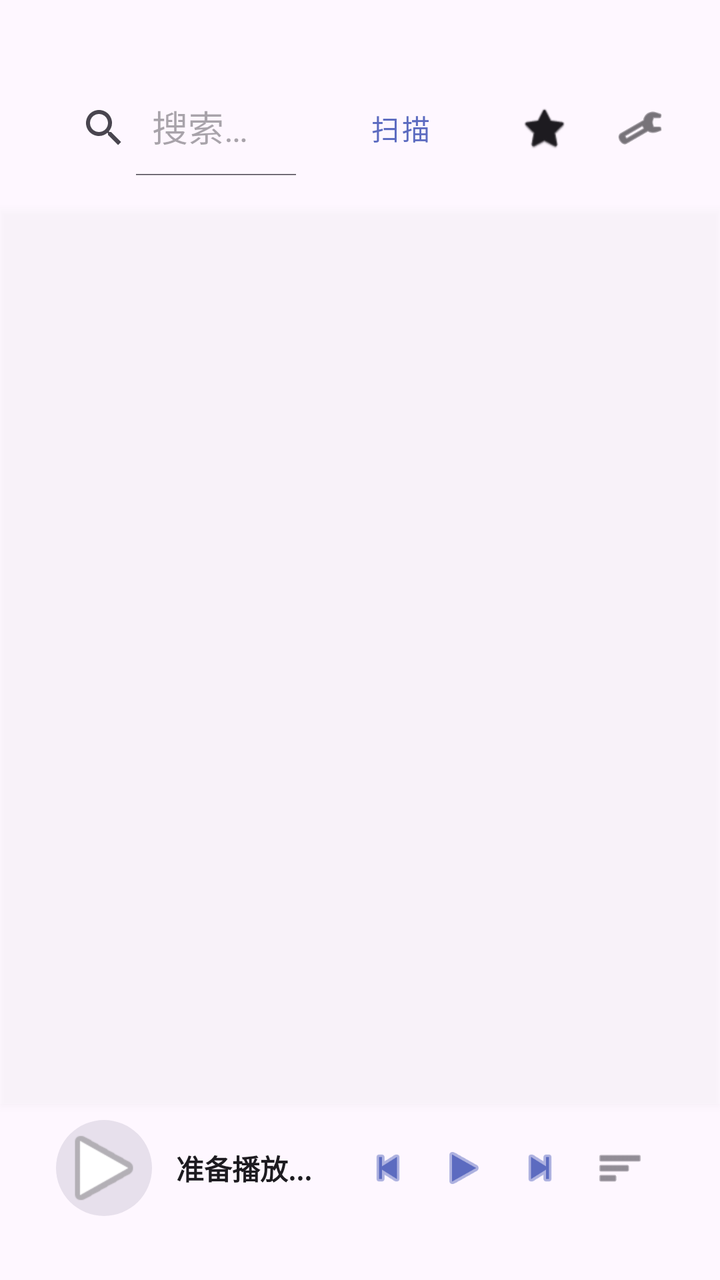
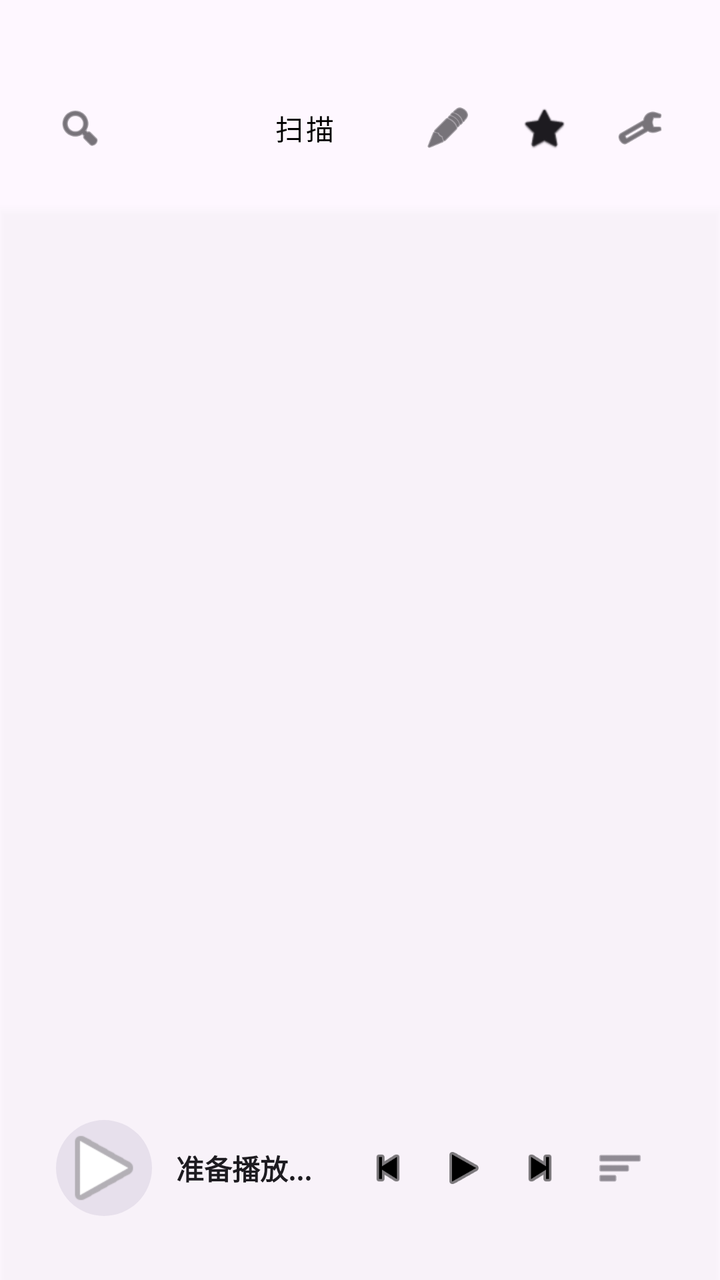

Two renders of the same Android screen: before a commit and after it. Below are the layout's source before the change and the commit's diff.
<!-- AndroidManifest.xml: application theme Theme.MusicPro -->
<!-- res/layout/activity_main.xml -->
<?xml version="1.0" encoding="utf-8"?>
<androidx.constraintlayout.widget.ConstraintLayout xmlns:android="http://schemas.android.com/apk/res/android"
    xmlns:app="http://schemas.android.com/apk/res-auto"
    android:layout_width="match_parent"
    android:layout_height="match_parent">

    
    <FrameLayout
        android:id="@+id/top_bar_container"
        android:layout_width="match_parent"
        android:layout_height="wrap_content"
        app:layout_constraintTop_toTopOf="parent">

        <LinearLayout
            android:id="@+id/top_bar"
            android:layout_width="match_parent"
            android:layout_height="wrap_content"
            android:gravity="center_vertical"
            android:orientation="horizontal"
            android:paddingHorizontal="20dp"
            android:paddingTop="40dp"
            android:paddingBottom="16dp"
            android:background="@android:color/transparent">

            <androidx.appcompat.widget.SearchView
                android:id="@+id/search_view"
                android:layout_width="0dp"
                android:layout_height="wrap_content"
                android:layout_weight="1"
                android:background="@null"
                app:queryHint="搜索歌曲或艺术家..."
                app:iconifiedByDefault="false" />

            <Button
                android:id="@+id/btn_scan_local"
                style="@style/Widget.MaterialComponents.Button.TextButton"
                android:layout_width="wrap_content"
                android:layout_height="wrap_content"
                android:text="扫描"
                android:textColor="?attr/colorPrimary" />

            <ImageView
                android:id="@+id/btn_show_favorites"
                android:layout_width="40dp"
                android:layout_height="40dp"
                android:layout_marginStart="8dp"
                android:background="?attr/selectableItemBackgroundBorderless"
                android:padding="8dp"
                android:src="@android:drawable/btn_star"
                app:tint="?android:attr/textColorPrimary" />

            <ImageView
                android:id="@+id/btn_settings"
                android:layout_width="40dp"
                android:layout_height="40dp"
                android:layout_marginStart="8dp"
                android:background="?attr/selectableItemBackgroundBorderless"
                android:padding="8dp"
                android:src="@android:drawable/ic_menu_manage"
                app:tint="?android:attr/textColorPrimary" />
        </LinearLayout>
    </FrameLayout>

    <androidx.recyclerview.widget.RecyclerView
        android:id="@+id/rv_songs"
        android:layout_width="match_parent"
        android:layout_height="0dp"
        android:elevation="2dp"
        android:visibility="visible"
        android:background="#22FFFFFF"
        app:layout_constraintBottom_toTopOf="@id/bottom_player_container"
        app:layout_constraintTop_toBottomOf="@id/top_bar_container" />

    <TextView
        android:id="@+id/tv_empty_state"
        android:layout_width="wrap_content"
        android:layout_height="wrap_content"
        android:text="曲库空空如也，点击“扫描”寻找本地音乐"
        android:textColor="?android:attr/textColorSecondary"
        android:visibility="gone"
        android:elevation="3dp"
        app:layout_constraintBottom_toTopOf="@id/bottom_player_container"
        app:layout_constraintEnd_toEndOf="parent"
        app:layout_constraintStart_toStartOf="parent"
        app:layout_constraintTop_toBottomOf="@id/top_bar_container" />

    
    <FrameLayout
        android:id="@+id/bottom_player_container"
        android:layout_width="match_parent"
        android:layout_height="64dp"
        android:layout_marginHorizontal="16dp"
        android:layout_marginBottom="24dp"
        app:layout_constraintBottom_toBottomOf="parent"
        app:layout_constraintEnd_toEndOf="parent"
        app:layout_constraintStart_toStartOf="parent">

        <androidx.constraintlayout.widget.ConstraintLayout
            android:id="@+id/bottom_player_bar"
            android:layout_width="match_parent"
            android:layout_height="match_parent"
            android:paddingHorizontal="8dp"
            android:background="@android:color/transparent">

            <com.google.android.material.imageview.ShapeableImageView
                android:id="@+id/iv_mini_cover"
                android:layout_width="48dp"
                android:layout_height="48dp"
                android:layout_marginStart="4dp"
                android:background="?attr/colorSurfaceVariant"
                android:clickable="true"
                android:focusable="true"
                android:scaleType="centerCrop"
                android:src="@android:drawable/ic_media_play"
                app:layout_constraintBottom_toBottomOf="parent"
                app:layout_constraintStart_toStartOf="parent"
                app:layout_constraintTop_toTopOf="parent"
                app:shapeAppearanceOverlay="@style/CornerFamily.Rounded" />

            <TextView
                android:id="@+id/tv_mini_title"
                android:layout_width="0dp"
                android:layout_height="wrap_content"
                android:layout_marginStart="12dp"
                android:layout_marginEnd="12dp"
                android:ellipsize="end"
                android:maxLines="1"
                android:singleLine="true"
                android:text="准备播放..."
                android:textColor="?android:attr/textColorPrimary"
                android:textSize="14sp"
                android:textStyle="bold"
                app:layout_constraintBottom_toBottomOf="parent"
                app:layout_constraintEnd_toStartOf="@+id/btn_prev"
                app:layout_constraintStart_toEndOf="@+id/iv_mini_cover"
                app:layout_constraintTop_toTopOf="parent" />

            <ImageView
                android:id="@+id/btn_prev"
                android:layout_width="36dp"
                android:layout_height="36dp"
                android:layout_marginEnd="2dp"
                android:background="?attr/selectableItemBackgroundBorderless"
                android:padding="6dp"
                android:src="@android:drawable/ic_media_previous"
                app:layout_constraintBottom_toBottomOf="parent"
                app:layout_constraintEnd_toStartOf="@+id/btn_play_pause"
                app:layout_constraintTop_toTopOf="parent"
                app:tint="?attr/colorPrimary" />

            <ImageView
                android:id="@+id/btn_play_pause"
                android:layout_width="36dp"
                android:layout_height="36dp"
                android:layout_marginEnd="2dp"
                android:background="?attr/selectableItemBackgroundBorderless"
                android:padding="6dp"
                android:src="@android:drawable/ic_media_play"
                app:layout_constraintBottom_toBottomOf="parent"
                app:layout_constraintEnd_toStartOf="@+id/btn_next"
                app:layout_constraintTop_toTopOf="parent"
                app:tint="?attr/colorPrimary" />

            <ImageView
                android:id="@+id/btn_next"
                android:layout_width="36dp"
                android:layout_height="36dp"
                android:layout_marginEnd="4dp"
                android:background="?attr/selectableItemBackgroundBorderless"
                android:padding="6dp"
                android:src="@android:drawable/ic_media_next"
                app:layout_constraintBottom_toBottomOf="parent"
                app:layout_constraintEnd_toStartOf="@+id/btn_playlist"
                app:layout_constraintTop_toTopOf="parent"
                app:tint="?attr/colorPrimary" />

            <ImageView
                android:id="@+id/btn_playlist"
                android:layout_width="36dp"
                android:layout_height="36dp"
                android:layout_marginEnd="8dp"
                android:background="?attr/selectableItemBackgroundBorderless"
                android:padding="6dp"
                android:src="@android:drawable/ic_menu_sort_by_size"
                app:layout_constraintBottom_toBottomOf="parent"
                app:layout_constraintEnd_toEndOf="parent"
                app:layout_constraintTop_toTopOf="parent"
                app:tint="?android:attr/textColorSecondary" />

        </androidx.constraintlayout.widget.ConstraintLayout>
    </FrameLayout>

</androidx.constraintlayout.widget.ConstraintLayout>
<!-- resources referenced by this layout -->
<resources>
  <style name="CornerFamily.Rounded" parent="">
          <item name="cornerFamily">rounded</item>
          <item name="cornerSize">50%</item>
      </style>
  <style name="Theme.MusicPro" parent="Base.Theme.MusicPro" />
  <style name="Base.Theme.MusicPro" parent="Theme.Material3.DayNight.NoActionBar">
          
          <item name="colorPrimary">@color/md_theme_primary</item>
      </style>
  <color name="md_theme_primary">#5C6BC0</color>
</resources>

<!-- the commit's change to res/layout/activity_main.xml (unified diff, before → after) -->
@@ -22,14 +22,40 @@
             android:paddingBottom="16dp"
             android:background="@android:color/transparent">
 
-            <androidx.appcompat.widget.SearchView
-                android:id="@+id/search_view"
+            <ImageView
+                android:id="@+id/btn_search_icon"
+                android:layout_width="40dp"
+                android:layout_height="40dp"
+                android:background="?attr/selectableItemBackgroundBorderless"
+                android:padding="8dp"
+                android:src="@android:drawable/ic_menu_search"
+                app:tint="?android:attr/textColorPrimary" />
+
+            <ImageView
+                android:id="@+id/btn_back_search"
+                android:layout_width="40dp"
+                android:layout_height="40dp"
+                android:layout_marginEnd="8dp"
+                android:background="?attr/selectableItemBackgroundBorderless"
+                android:padding="8dp"
+                android:src="@android:drawable/ic_menu_revert"
+                android:visibility="gone"
+                app:tint="?android:attr/textColorPrimary" />
+
+            <FrameLayout
                 android:layout_width="0dp"
                 android:layout_height="wrap_content"
-                android:layout_weight="1"
-                android:background="@null"
-                app:queryHint="搜索歌曲或艺术家..."
-                app:iconifiedByDefault="false" />
+                android:layout_weight="1">
+                <androidx.appcompat.widget.SearchView
+                    android:id="@+id/search_view"
+                    android:layout_width="match_parent"
+                    android:layout_height="wrap_content"
+                    android:background="@null"
+                    app:queryHint="搜索歌曲..."
+                    app:iconifiedByDefault="false"
+                    app:searchIcon="@null"
+                    android:visibility="gone" />
+            </FrameLayout>
 
             <Button
                 android:id="@+id/btn_scan_local"
@@ -37,7 +63,17 @@
                 android:layout_width="wrap_content"
                 android:layout_height="wrap_content"
                 android:text="扫描"
-                android:textColor="?attr/colorPrimary" />
+                android:textColor="@color/btn_scan_text" />
+
+            <ImageView
+                android:id="@+id/btn_edit_list"
+                android:layout_width="40dp"
+                android:layout_height="40dp"
+                android:layout_marginStart="8dp"
+                android:background="?attr/selectableItemBackgroundBorderless"
+                android:padding="8dp"
+                android:src="@android:drawable/ic_menu_edit"
+                app:tint="?android:attr/textColorPrimary" />
 
             <ImageView
                 android:id="@+id/btn_show_favorites"
@@ -68,8 +104,21 @@
         android:elevation="2dp"
         android:visibility="visible"
         android:background="#22FFFFFF"
-        app:layout_constraintBottom_toTopOf="@id/bottom_player_container"
+        android:paddingBottom="100dp"
+        android:clipToPadding="false"
+        app:layout_constraintBottom_toBottomOf="parent"
         app:layout_constraintTop_toBottomOf="@id/top_bar_container" />
+
+    <ProgressBar
+        android:id="@+id/pb_scanning"
+        android:layout_width="48dp"
+        android:layout_height="48dp"
+        android:visibility="gone"
+        android:elevation="10dp"
+        app:layout_constraintBottom_toBottomOf="parent"
+        app:layout_constraintEnd_toEndOf="parent"
+        app:layout_constraintStart_toStartOf="parent"
+        app:layout_constraintTop_toTopOf="parent" />
 
     <TextView
         android:id="@+id/tv_empty_state"
@@ -86,11 +135,97 @@
 
     
     <FrameLayout
+        android:id="@+id/multi_select_container"
+        android:layout_width="match_parent"
+        android:layout_height="wrap_content"
+        android:visibility="gone"
+        android:elevation="12dp"
+        app:layout_constraintTop_toTopOf="parent">
+
+        <LinearLayout
+            android:id="@+id/multi_select_bar"
+            android:layout_width="match_parent"
+            android:layout_height="wrap_content"
+            android:gravity="center_vertical"
+            android:orientation="horizontal"
+            android:paddingHorizontal="16dp"
+            android:paddingTop="40dp"
+            android:paddingBottom="16dp"
+            android:background="@android:color/transparent">
+
+            <ImageView
+                android:id="@+id/btn_exit_multi_select"
+                android:layout_width="40dp"
+                android:layout_height="40dp"
+                android:background="?attr/selectableItemBackgroundBorderless"
+                android:padding="8dp"
+                android:src="@android:drawable/ic_menu_close_clear_cancel"
+                app:tint="?android:attr/textColorPrimary" />
+
+            <TextView
+                android:id="@+id/tv_selected_count"
+                android:layout_width="0dp"
+                android:layout_height="wrap_content"
+                android:layout_weight="1"
+                android:layout_marginStart="8dp"
+                android:ellipsize="end"
+                android:maxLines="1"
+                android:text="@string/selected_count"
+                android:textColor="?android:attr/textColorPrimary"
+                android:textSize="18sp"
+                android:textStyle="bold" />
+
+            <Button
+                android:id="@+id/btn_select_all"
+                style="@style/Widget.MaterialComponents.Button.TextButton"
+                android:layout_width="wrap_content"
+                android:layout_height="wrap_content"
+                android:minWidth="0dp"
+                android:paddingHorizontal="8dp"
+                android:text="@string/select_all"
+                android:textColor="@color/btn_scan_text" />
+
+            <ImageView
+                android:id="@+id/btn_batch_favorite"
+                android:layout_width="40dp"
+                android:layout_height="40dp"
+                android:layout_marginStart="4dp"
+                android:background="?attr/selectableItemBackgroundBorderless"
+                android:padding="8dp"
+                android:src="@android:drawable/btn_star"
+                app:tint="?android:attr/textColorPrimary" />
+
+            <ImageView
+                android:id="@+id/btn_batch_add_playlist"
+                android:layout_width="40dp"
+                android:layout_height="40dp"
+                android:layout_marginStart="4dp"
+                android:background="?attr/selectableItemBackgroundBorderless"
+                android:padding="8dp"
+                android:src="@android:drawable/ic_menu_add"
+                app:tint="?android:attr/textColorPrimary" />
+
+            <ImageView
+                android:id="@+id/btn_batch_delete"
+                android:layout_width="40dp"
+                android:layout_height="40dp"
+                android:layout_marginStart="4dp"
+                android:background="?attr/selectableItemBackgroundBorderless"
+                android:padding="8dp"
+                android:src="@android:drawable/ic_menu_delete"
+                app:tint="#FFFF5252" />
+
+        </LinearLayout>
+    </FrameLayout>
+
+    
+    <FrameLayout
         android:id="@+id/bottom_player_container"
         android:layout_width="match_parent"
         android:layout_height="64dp"
         android:layout_marginHorizontal="16dp"
         android:layout_marginBottom="24dp"
+        android:elevation="10dp"
         app:layout_constraintBottom_toBottomOf="parent"
         app:layout_constraintEnd_toEndOf="parent"
         app:layout_constraintStart_toStartOf="parent">
@@ -146,7 +281,7 @@
                 app:layout_constraintBottom_toBottomOf="parent"
                 app:layout_constraintEnd_toStartOf="@+id/btn_play_pause"
                 app:layout_constraintTop_toTopOf="parent"
-                app:tint="?attr/colorPrimary" />
+                app:tint="@color/playback_control_tint" />
 
             <ImageView
                 android:id="@+id/btn_play_pause"
@@ -159,7 +294,7 @@
                 app:layout_constraintBottom_toBottomOf="parent"
                 app:layout_constraintEnd_toStartOf="@+id/btn_next"
                 app:layout_constraintTop_toTopOf="parent"
-                app:tint="?attr/colorPrimary" />
+                app:tint="@color/playback_control_tint" />
 
             <ImageView
                 android:id="@+id/btn_next"
@@ -172,7 +307,7 @@
                 app:layout_constraintBottom_toBottomOf="parent"
                 app:layout_constraintEnd_toStartOf="@+id/btn_playlist"
                 app:layout_constraintTop_toTopOf="parent"
-                app:tint="?attr/colorPrimary" />
+                app:tint="@color/playback_control_tint" />
 
             <ImageView
                 android:id="@+id/btn_playlist"
<!-- resource entries referenced after the edit -->
@@ -1,5 +1,9 @@
 <!-- resources referenced by this layout -->
 <resources>
+  <color name="btn_scan_text">#000000</color>
+  <color name="playback_control_tint">#000000</color>
+  <string name="select_all">全选</string>
+  <string name="selected_count">已选择 %1$d 项</string>
   <style name="CornerFamily.Rounded" parent="">
           <item name="cornerFamily">rounded</item>
           <item name="cornerSize">50%</item>
